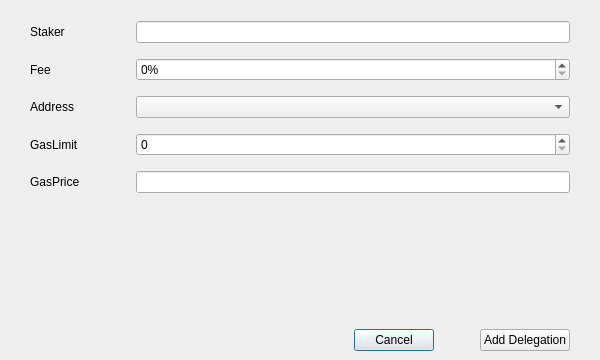
Before: the Qt Designer form src/qt/forms/adddelegationpage.ui in qtumproject/qtum, drawn with Qt 5.
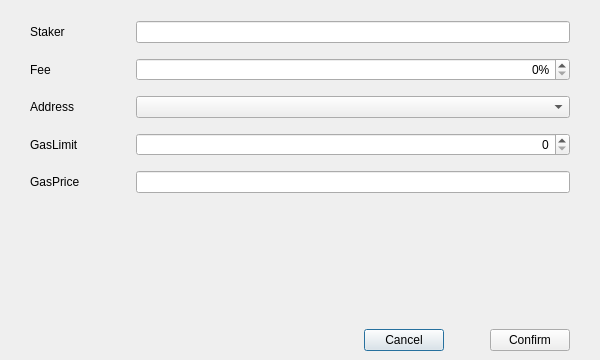
After: the same form once the commit is applied. Custom widgets are drawn as their Qt base class.

Commit message: Connect add delegation form to delegation page

Diff of the .ui file:
```diff
--- a/src/qt/forms/adddelegationpage.ui
+++ b/src/qt/forms/adddelegationpage.ui
@@ -51,7 +51,11 @@
       <number>15</number>
      </property>
      <item row="3" column="1">
-      <widget class="QSpinBox" name="lineEditGasLimit"/>
+      <widget class="QSpinBox" name="lineEditGasLimit">
+       <property name="alignment">
+        <set>Qt::AlignRight|Qt::AlignTrailing|Qt::AlignVCenter</set>
+       </property>
+      </widget>
      </item>
      <item row="4" column="0">
       <widget class="QLabel" name="labelGasPrice">
@@ -92,6 +96,9 @@
            <height>0</height>
           </size>
          </property>
+         <property name="alignment">
+          <set>Qt::AlignRight|Qt::AlignTrailing|Qt::AlignVCenter</set>
+         </property>
          <property name="suffix">
           <string>%</string>
          </property>
@@ -217,7 +224,7 @@
       <item>
        <widget class="QPushButton" name="addDelegationButton">
         <property name="text">
-         <string>Add Delegation</string>
+         <string>Confirm</string>
         </property>
        </widget>
       </item>
```
Left out of the diff: 9 changed lines with no effect on the pictures. The commit also changes 3 other files.
